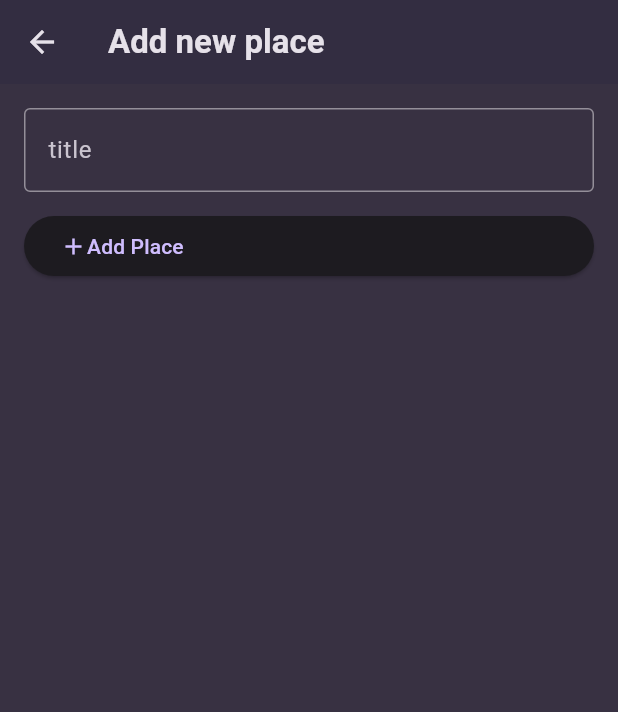
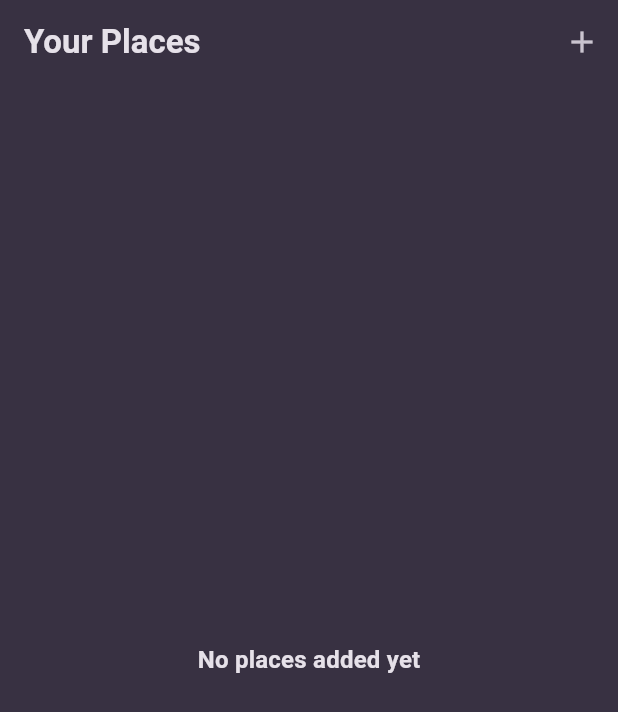
Before and after one commit to TommyPurba/favorite_places, a Flutter app: the screen it shows after launch, after a tap on the "add" icon, on a phone screen of 412 x 824 dp. Shown: the top 712 px of the screen. Run offline on Flutter 3.47's test engine with Material 3 defaults, Android fonts, the phone set to English and light mode, and no system bars; our stand-ins replace flutter_riverpod, google_fonts.

Commit message:
refactor placescreen and place list

```diff
--- a/lib/main.dart
+++ b/lib/main.dart
@@ -1,4 +1,5 @@
-import 'package:favorite_places/screen/places_list.dart';
+import 'package:favorite_places/screen/place.dart';
+import 'package:favorite_places/screens/yourfavorite_screen.dart';
 import 'package:flutter/material.dart';
 import 'package:flutter_riverpod/flutter_riverpod.dart';
 import 'package:google_fonts/google_fonts.dart';
@@ -39,7 +40,7 @@ class MyApp extends StatelessWidget{
     return MaterialApp(
       title: "great place",
       theme: theme,
-      home: YourfavoriteScreen(),
+      home: PlaceScreen(),
     );
   }
 }
--- /dev/null
+++ b/lib/screen/place.dart
@@ -0,0 +1,21 @@
+import 'package:favorite_places/widgets/place_list.dart';
+import 'package:flutter/material.dart';
+
+class PlaceScreen extends StatelessWidget{
+  const PlaceScreen({super.key});
+  @override
+  Widget build(BuildContext context) {
+    return Scaffold(
+      appBar: AppBar(
+        title: Text('Your Places'),
+        actions: [
+          IconButton(
+            onPressed: (){},
+            icon: Icon(Icons.add)
+          )
+        ],
+      ),
+      body: PlaceList(place: []),
+    );
+  }
+}
--- a/lib/screen/places_list.dart
+++ b/lib/screens/yourfavorite_screen.dart
@@ -1,5 +1,5 @@
 
-import 'package:favorite_places/screen/add_place.dart';
+import 'package:favorite_places/screens/addnewplacescreen.dart';
 import 'package:favorite_places/widgets/favorite_list.dart';
 import 'package:flutter/material.dart';
 
--- a/lib/widgets/favorite_list.dart
+++ b/lib/widgets/favorite_list.dart
@@ -1,5 +1,5 @@
 import 'package:favorite_places/providers/addfavorite_provieder.dart';
-import 'package:favorite_places/screen/places_detail.dart';
+import 'package:favorite_places/screens/placedetailscreen.dart';
 import 'package:flutter/material.dart';
 import 'package:flutter_riverpod/flutter_riverpod.dart';
 
--- /dev/null
+++ b/lib/widgets/place_list.dart
@@ -0,0 +1,33 @@
+import 'package:favorite_places/models/place.dart';
+import 'package:flutter/material.dart';
+
+class PlaceList extends StatelessWidget {
+  const PlaceList({super.key, required this.place});
+
+  final List<Favorite>place;
+ @override
+  Widget build(BuildContext context) {
+    if(place.isEmpty){
+      return  Center(
+        child: Text('No places added yet',
+         style: Theme.of(context).textTheme.titleMedium!.copyWith(
+            color: Theme.of(context).colorScheme.onSurface
+          ),
+      ),) ;
+    }
+
+   return ListView.builder(
+    itemCount: place.length,
+    itemBuilder: (ctx, index){
+        return ListTile(
+          title: Text(place[index].title,
+          style: Theme.of(context).textTheme.titleMedium!.copyWith(
+            color: Theme.of(context).colorScheme.onSurface
+          ),
+          ),
+        );
+    },
+   );
+  }
+
+}
```
Also changed, not shown: lib/screens/addnewplacescreen.dart (renamed from lib/screen/add_place.dart), lib/screens/placedetailscreen.dart (renamed from lib/screen/places_detail.dart).
